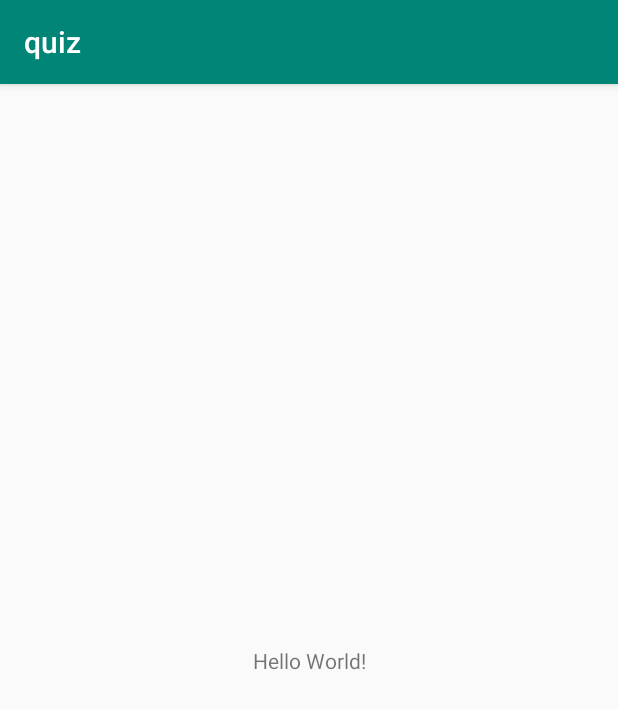
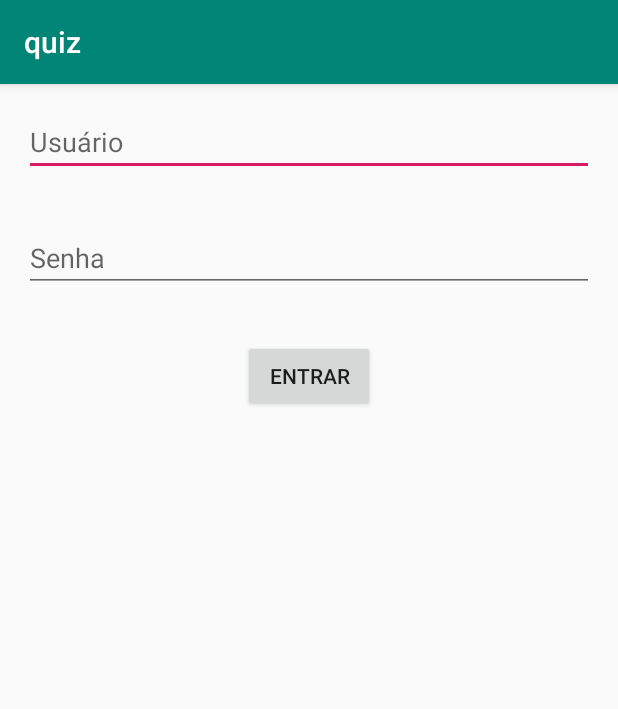
Before and after one commit to javasampaio/quiz, an Android app: the screen it shows after launch (MainActivity before the commit, LoginViewImpl after it), on a phone screen of 412 x 824 dp. Shown: the top 709 px of the screen. Run offline under Robolectric (Android 15) with nearby library versions, the phone set to English and light mode, and no system bars.

```diff
--- a/app/build.gradle
+++ b/app/build.gradle
@@ -25,4 +25,9 @@ dependencies {
     testImplementation 'junit:junit:4.12'
     androidTestImplementation 'androidx.test:runner:1.1.1'
     androidTestImplementation 'androidx.test.espresso:espresso-core:3.1.1'
+
+    def room_version = "2.1.0"
+
+    implementation "androidx.room:room-runtime:$room_version"
+    annotationProcessor "androidx.room:room-compiler:$room_version"
 }
--- a/app/src/main/AndroidManifest.xml
+++ b/app/src/main/AndroidManifest.xml
@@ -12,13 +12,14 @@
         android:roundIcon="@mipmap/ic_launcher_round"
         android:supportsRtl="true"
         android:theme="@style/AppTheme">
-        <activity android:name=".MainActivity">
+        <activity android:name=".viewImpl.LoginViewImpl">
             <intent-filter>
                 <action android:name="android.intent.action.MAIN" />
 
                 <category android:name="android.intent.category.LAUNCHER" />
             </intent-filter>
         </activity>
+        <activity android:name=".MainActivity"/>
     </application>
 
 </manifest>
--- a/app/src/main/java/br/com/treinamento/quiz/shared/presenter/LoginPresenter.java
+++ b/app/src/main/java/br/com/treinamento/quiz/shared/presenter/LoginPresenter.java
@@ -1,4 +1,5 @@
 package br.com.treinamento.quiz.shared.presenter;
 
 public interface LoginPresenter extends BasePresenter {
+    void doLogin(String username, String password);
 }
--- a/app/src/main/java/br/com/treinamento/quiz/viewImpl/LoginViewImpl.java
+++ b/app/src/main/java/br/com/treinamento/quiz/viewImpl/LoginViewImpl.java
@@ -1,23 +1,44 @@
 package br.com.treinamento.quiz.viewImpl;
 
+import android.view.View;
+import android.widget.Button;
+import android.widget.EditText;
+
+import br.com.treinamento.quiz.R;
+import br.com.treinamento.quiz.presenterImpl.LoginPresenterImpl;
 import br.com.treinamento.quiz.shared.presenter.LoginPresenter;
 import br.com.treinamento.quiz.shared.view.LoginView;
 
 public class LoginViewImpl extends BaseActivity<LoginPresenter>
-implements LoginView {
+implements LoginView, View.OnClickListener {
+
+    private EditText editTextUsername;
+    private EditText editTextPassword;
+    private Button buttonLogin;
 
     @Override
     protected LoginPresenter getPresenter() {
-        return null;
+        return new LoginPresenterImpl(this);
     }
 
     @Override
     protected void bind() {
-
+        editTextUsername = findViewById(R.id.edit_text_user_login);
+        editTextPassword = findViewById(R.id.edit_text_user_password);
+        buttonLogin = findViewById(R.id.button_user_sign);
+        buttonLogin.setOnClickListener(this);
     }
 
     @Override
     protected int getLayoutView() {
-        return 0;
+        return R.layout.login_layout;
+    }
+
+    @Override
+    public void onClick(View view) {
+        if(view.getId() == R.id.button_user_sign){
+            presenter.doLogin(editTextUsername.getText().toString(),
+                    editTextPassword.getText().toString());
+        }
     }
 }
--- a/app/src/main/res/layout/login_layout.xml
+++ b/app/src/main/res/layout/login_layout.xml
@@ -5,14 +5,26 @@
     android:layout_height="match_parent">
 
     <EditText
+        android:id="@+id/edit_text_user_login"
         android:layout_width="match_parent"
         android:layout_height="wrap_content"
-        android:hint="Usuário" />
+        android:hint="Usuário"
+        android:layout_margin="@dimen/margin_16"/>
 
     <EditText
+        android:layout_margin="@dimen/margin_16"
+        android:id="@+id/edit_text_user_password"
         android:layout_width="match_parent"
         android:layout_height="wrap_content"
         android:hint="Senha"/>
 
+    <Button
+        android:layout_margin="@dimen/margin_16"
+        android:id="@+id/button_user_sign"
+        android:layout_width="wrap_content"
+        android:layout_height="wrap_content"
+        android:text="Entrar"
+        android:layout_gravity="center"/>
+
 
 </LinearLayout>
--- /dev/null
+++ b/app/src/main/res/values/dimen.xml
@@ -0,0 +1,4 @@
+<?xml version="1.0" encoding="utf-8"?>
+<resources>
+    <dimen name="margin_16">16dp</dimen>
+</resources>
--- a/app/src/main/res/values/strings.xml
+++ b/app/src/main/res/values/strings.xml
@@ -1,3 +1,4 @@
 <resources>
     <string name="app_name">quiz</string>
+    <string name="teste">teste</string>
 </resources>
```
Also changed, not shown: app/src/main/java/br/com/treinamento/quiz/QuizApplication.java (added, +13 -0 lines), app/src/main/java/br/com/treinamento/quiz/presenterImpl/LoginPresenterImpl.java (+18 -0 lines).
